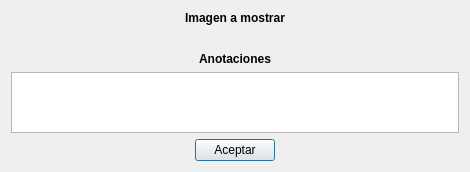
First picture: the form in dlgimagen.ui, repository Gabrielnz/pasantia-CIMBUC, before the edit.
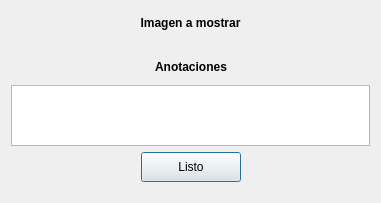
Second picture: the form after the edit.

What changed in the file:
```diff
--- a/dlgimagen.ui
+++ b/dlgimagen.ui
@@ -6,8 +6,8 @@
    <rect>
     <x>0</x>
     <y>0</y>
-    <width>470</width>
-    <height>172</height>
+    <width>381</width>
+    <height>203</height>
    </rect>
   </property>
   <property name="windowTitle">
@@ -15,7 +15,7 @@
   </property>
   <layout class="QGridLayout" name="gridLayout">
    <item row="0" column="0">
-    <layout class="QVBoxLayout" name="verticalLayout_3">
+    <layout class="QVBoxLayout" name="verticalLayout">
      <item>
       <widget class="QLabel" name="etqImagen">
        <property name="text">
@@ -24,7 +24,23 @@
       </widget>
      </item>
      <item>
-      <layout class="QHBoxLayout" name="horizontalLayout_2">
+      <spacer name="verticalSpacer_2">
+       <property name="orientation">
+        <enum>Qt::Vertical</enum>
+       </property>
+       <property name="sizeType">
+        <enum>QSizePolicy::Fixed</enum>
+       </property>
+       <property name="sizeHint" stdset="0">
+        <size>
+         <width>67</width>
+         <height>15</height>
+        </size>
+       </property>
+      </spacer>
+     </item>
+     <item>
+      <layout class="QHBoxLayout" name="horizontalLayout">
        <item>
         <spacer name="horizontalSpacer_4">
          <property name="orientation">
@@ -39,28 +55,11 @@
         </spacer>
        </item>
        <item>
-        <layout class="QVBoxLayout" name="verticalLayout_2">
-         <item>
-          <spacer name="verticalSpacer_2">
-           <property name="orientation">
-            <enum>Qt::Vertical</enum>
-           </property>
-           <property name="sizeHint" stdset="0">
-            <size>
-             <width>20</width>
-             <height>40</height>
-            </size>
-           </property>
-          </spacer>
-         </item>
-         <item>
-          <widget class="QLabel" name="etqAnotacion">
-           <property name="text">
-            <string>&lt;html&gt;&lt;head/&gt;&lt;body&gt;&lt;p align=&quot;center&quot;&gt;&lt;span style=&quot; font-weight:600;&quot;&gt;Anotaciones&lt;/span&gt;&lt;/p&gt;&lt;/body&gt;&lt;/html&gt;</string>
-           </property>
-          </widget>
-         </item>
-        </layout>
+        <widget class="QLabel" name="etqAnotacion">
+         <property name="text">
+          <string>&lt;html&gt;&lt;head/&gt;&lt;body&gt;&lt;p align=&quot;center&quot;&gt;&lt;span style=&quot; font-weight:600;&quot;&gt;Anotaciones&lt;/span&gt;&lt;/p&gt;&lt;/body&gt;&lt;/html&gt;</string>
+         </property>
+        </widget>
        </item>
        <item>
         <spacer name="horizontalSpacer_3">
@@ -88,7 +87,7 @@
       </widget>
      </item>
      <item>
-      <layout class="QHBoxLayout" name="horizontalLayout">
+      <layout class="QHBoxLayout" name="horizontalLayout_2">
        <item>
         <spacer name="horizontalSpacer_2">
          <property name="orientation">
@@ -103,15 +102,17 @@
         </spacer>
        </item>
        <item>
-        <layout class="QVBoxLayout" name="verticalLayout">
-         <item>
-          <widget class="QPushButton" name="btnAceptar">
-           <property name="text">
-            <string>Aceptar</string>
-           </property>
-          </widget>
-         </item>
-        </layout>
+        <widget class="QPushButton" name="btnListo">
+         <property name="minimumSize">
+          <size>
+           <width>100</width>
+           <height>30</height>
+          </size>
+         </property>
+         <property name="text">
+          <string>Listo</string>
+         </property>
+        </widget>
        </item>
        <item>
         <spacer name="horizontalSpacer">
@@ -128,6 +129,22 @@
        </item>
       </layout>
      </item>
+     <item>
+      <spacer name="verticalSpacer_5">
+       <property name="orientation">
+        <enum>Qt::Vertical</enum>
+       </property>
+       <property name="sizeType">
+        <enum>QSizePolicy::Fixed</enum>
+       </property>
+       <property name="sizeHint" stdset="0">
+        <size>
+         <width>67</width>
+         <height>10</height>
+        </size>
+       </property>
+      </spacer>
+     </item>
     </layout>
    </item>
   </layout>
```
